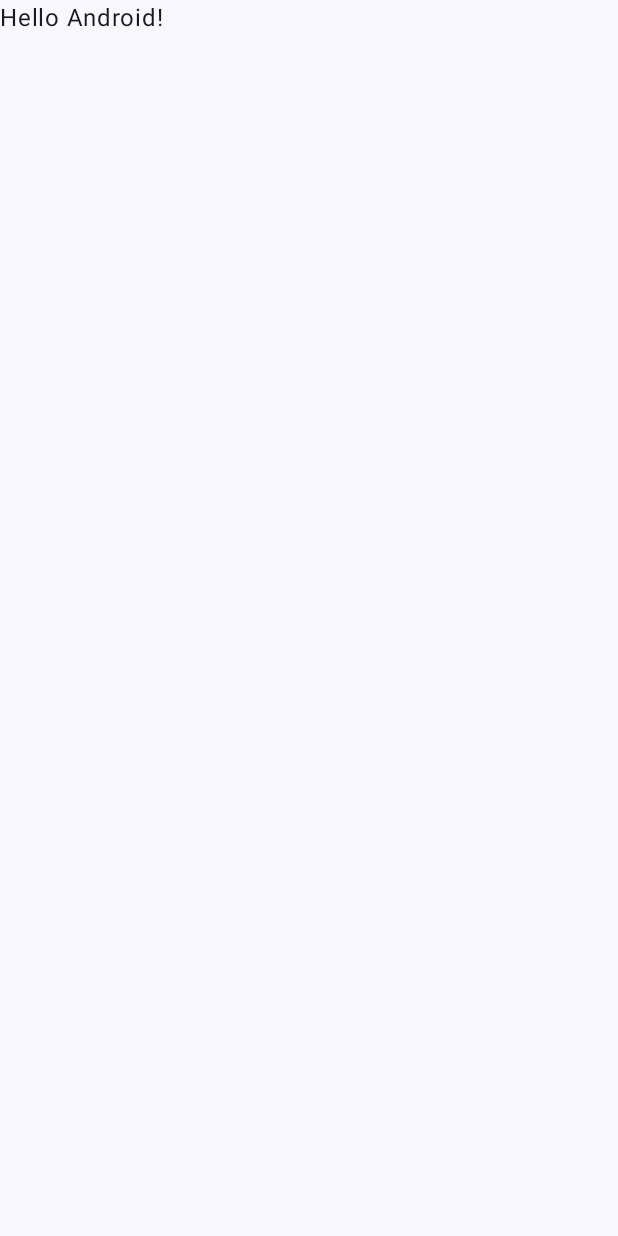
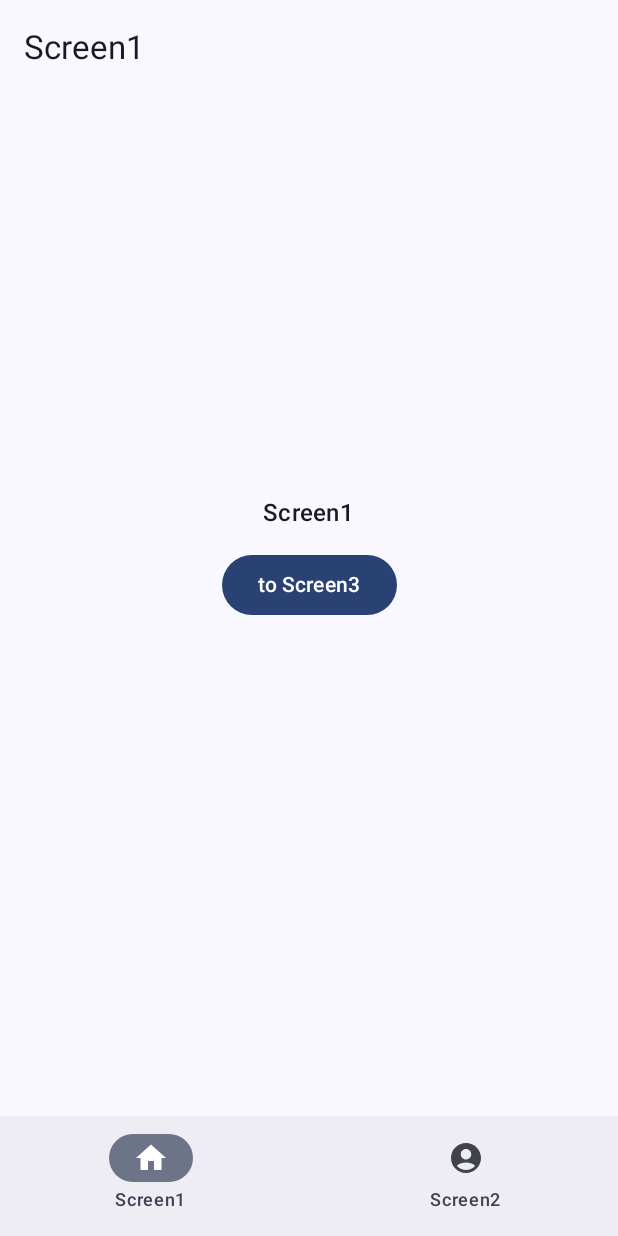
Before and after one commit to yuta0124/MetroSample, an Android app built with Jetpack Compose: the screen it shows after launch (MainActivity), on a phone screen of 412 x 824 dp. Before the commit the screen is almost empty. Run offline under Robolectric (Android 15) with nearby library versions, the phone set to English and light mode, and no system bars; our stand-ins replace Navigation 3.

Commit message:
ベース実装

```diff
--- a/app/build.gradle.kts
+++ b/app/build.gradle.kts
@@ -58,6 +58,7 @@ dependencies {
     implementation(libs.androidx.compose.ui.graphics)
     implementation(libs.androidx.compose.ui.tooling.preview)
     implementation(libs.androidx.compose.material3)
+    implementation(libs.androidx.compose.material.icons.core)
     testImplementation(libs.junit)
     androidTestImplementation(libs.androidx.junit)
     androidTestImplementation(libs.androidx.espresso.core)
--- a/app/src/main/java/com/example/metrosample/MainActivity.kt
+++ b/app/src/main/java/com/example/metrosample/MainActivity.kt
@@ -2,15 +2,31 @@ package com.example.metrosample
 
 import android.os.Bundle
 import androidx.activity.ComponentActivity
+import androidx.activity.compose.BackHandler
 import androidx.activity.compose.setContent
 import androidx.activity.enableEdgeToEdge
 import androidx.compose.foundation.layout.fillMaxSize
 import androidx.compose.foundation.layout.padding
 import androidx.compose.material3.Scaffold
-import androidx.compose.material3.Text
 import androidx.compose.runtime.Composable
+import androidx.compose.runtime.getValue
+import androidx.compose.runtime.mutableStateOf
+import androidx.compose.runtime.retain.retain
+import androidx.compose.runtime.setValue
 import androidx.compose.ui.Modifier
-import androidx.compose.ui.tooling.preview.Preview
+import androidx.lifecycle.viewmodel.navigation3.rememberViewModelStoreNavEntryDecorator
+import androidx.navigation3.runtime.NavBackStack
+import androidx.navigation3.runtime.NavKey
+import androidx.navigation3.runtime.entryProvider
+import androidx.navigation3.runtime.rememberNavBackStack
+import androidx.navigation3.runtime.rememberSaveableStateHolderNavEntryDecorator
+import androidx.navigation3.ui.NavDisplay
+import com.example.metrosample.bottomNavigation.BottomNavKey
+import com.example.metrosample.bottomNavigation.BottomNavigation
+import com.example.metrosample.screen.Screen3
+import com.example.metrosample.screen.screen1
+import com.example.metrosample.screen.screen2
+import com.example.metrosample.screen.screen3
 import com.example.metrosample.ui.theme.MetroSampleTheme
 
 class MainActivity : ComponentActivity() {
@@ -18,12 +34,109 @@ class MainActivity : ComponentActivity() {
         super.onCreate(savedInstanceState)
         enableEdgeToEdge()
         setContent {
+            val tab1BackStack = rememberNavBackStack(BottomNavKey.Screen1)
+            val tab2BackStack = rememberNavBackStack(BottomNavKey.Screen2)
+            var currentKey by retain {
+                mutableStateOf<BottomNavKey>(BottomNavKey.Screen1)
+            }
+            val currentBackStack = when (currentKey) {
+                BottomNavKey.Screen1 -> tab1BackStack
+                BottomNavKey.Screen2 -> tab2BackStack
+            }
+
+            val resetBackStack: (BottomNavKey) -> Unit = {
+                when (it) {
+                    BottomNavKey.Screen1 -> {
+                        if (tab1BackStack.size > 1) tab1BackStack.removeAll { key ->
+                            key != tab1BackStack.first()
+                        }
+                    }
+
+                    BottomNavKey.Screen2 -> {
+                        if (tab2BackStack.size > 1) tab2BackStack.removeAll { key ->
+                            key != tab2BackStack.first()
+                        }
+                    }
+                }
+            }
+
+            val addToBackStack: (NavKey) -> Unit = {
+                when (currentKey) {
+                    BottomNavKey.Screen1 -> tab1BackStack.add(it)
+                    BottomNavKey.Screen2 -> tab2BackStack.add(it)
+                }
+            }
+
+            val onBackPreseed: () -> Unit = {
+                onHandleBackPressed(
+                    currentBottomKey = currentKey,
+                    tab2BackStackSize = tab2BackStack.size,
+                    onSetTab1Key = {
+                        currentKey = BottomNavKey.Screen1
+                    },
+                    onPopTab1BackStack = {
+                        tab1BackStack.removeLastOrNull()
+                    },
+                    onPopTab2BackStack = {
+                        tab2BackStack.removeLastOrNull()
+                    },
+                )
+            }
+
             MetroSampleTheme {
-                Scaffold(modifier = Modifier.fillMaxSize()) { innerPadding ->
-                    Greeting(
-                        name = "Android",
-                        modifier = Modifier.padding(innerPadding)
+                Scaffold(
+                    modifier = Modifier.fillMaxSize(),
+                    bottomBar = {
+                        BottomNavigation(
+                            currentKey = currentKey,
+                            updateCurrentKey = { key ->
+                                currentKey = key
+                            },
+                            resetBackStack = resetBackStack,
+                        )
+                    }
+                ) { innerPadding ->
+                    App(
+                        modifier = Modifier.padding(bottom = innerPadding.calculateBottomPadding()),
+                        startBackStack = currentBackStack,
+                        addToBackStack = addToBackStack,
+                        onBackPreseed = onBackPreseed,
                     )
+                }
+            }
+
+            BackHandler(enabled = true) {
+                onHandleBackPressed(
+                    currentBottomKey = currentKey,
+                    tab2BackStackSize = tab2BackStack.size,
+                    onSetTab1Key = {
+                        currentKey = BottomNavKey.Screen1
+                    },
+                    onPopTab1BackStack = {
+                        tab1BackStack.removeLastOrNull()
+                    },
+                    onPopTab2BackStack = {
+                        tab2BackStack.removeLastOrNull()
+                    }
+                )
+            }
+        }
+    }
+
+    private fun onHandleBackPressed(
+        currentBottomKey: BottomNavKey,
+        tab2BackStackSize: Int,
+        onSetTab1Key: () -> Unit,
+        onPopTab1BackStack: () -> Unit,
+        onPopTab2BackStack: () -> Unit,
+    ) {
+        when (currentBottomKey) {
+            BottomNavKey.Screen1 -> onPopTab1BackStack()
+            BottomNavKey.Screen2 -> {
+                if (tab2BackStackSize > 1) {
+                    onPopTab2BackStack()
+                } else {
+                    onSetTab1Key()
                 }
             }
         }
@@ -31,17 +144,33 @@ class MainActivity : ComponentActivity() {
 }
 
 @Composable
-fun Greeting(name: String, modifier: Modifier = Modifier) {
-    Text(
-        text = "Hello $name!",
-        modifier = modifier
+private fun App(
+    startBackStack: NavBackStack<NavKey>,
+    addToBackStack: (NavKey) -> Unit,
+    onBackPreseed: () -> Unit,
+    modifier: Modifier = Modifier,
+) {
+    NavDisplay(
+        modifier = modifier.fillMaxSize(),
+        backStack = startBackStack,
+        entryDecorators = listOf(
+            rememberSaveableStateHolderNavEntryDecorator(),
+            rememberViewModelStoreNavEntryDecorator(),
+        ),
+        entryProvider = entryProvider {
+            screen1(
+                navigationToScreen3 = {
+                    addToBackStack(Screen3)
+                }
+            )
+            screen2(
+                navigateToScreen3 = {
+                    addToBackStack(Screen3)
+                }
+            )
+            screen3(
+                onBackPreseed = onBackPreseed,
+            )
+        }
     )
 }
-
-@Preview(showBackground = true)
-@Composable
-fun GreetingPreview() {
-    MetroSampleTheme {
-        Greeting("Android")
-    }
-}
--- /dev/null
+++ b/app/src/main/java/com/example/metrosample/bottomNavigation/BottomNavKey.kt
@@ -0,0 +1,48 @@
+package com.example.metrosample.bottomNavigation
+
+import androidx.compose.material.icons.Icons
+import androidx.compose.material.icons.filled.AccountCircle
+import androidx.compose.material.icons.filled.Home
+import androidx.compose.ui.graphics.vector.ImageVector
+import androidx.navigation3.runtime.NavKey
+import kotlinx.serialization.Serializable
+
+sealed interface BottomNavKey: NavKey {
+    val icon: ImageVector
+    val label: String
+
+    @Serializable
+    data object Screen1: BottomNavKey {
+        override val icon: ImageVector = Icons.Default.Home
+        override val label: String = "Screen1"
+    }
+
+    @Serializable
+    data object Screen2: BottomNavKey {
+        override val icon: ImageVector = Icons.Default.AccountCircle
+        override val label: String = "Screen2"
+    }
+
+    companion object {
+        val keys: List<BottomNavKey> = listOf(
+            Screen1,
+            Screen2,
+        )
+
+        /**
+         * NOTE:
+         *     sealed は標準で enum class の values の様なものがない。
+         *     そのため、新たに sub class を定義したときに values への追加を失念する場合がある。
+         *     これ防ぐために以下でコンパイルエラーが起きる様にしている。
+         *     コンパイルエラーが起きた場合は、values 及び init の修正を行うこと。
+         */
+        init {
+            keys.forEach { value ->
+                when(value) {
+                    Screen1 -> Unit
+                    Screen2 -> Unit
+                }
+            }
+        }
+    }
+}
--- /dev/null
+++ b/app/src/main/java/com/example/metrosample/bottomNavigation/BottomNavigation.kt
@@ -0,0 +1,38 @@
+package com.example.metrosample.bottomNavigation
+
+import androidx.compose.material3.Icon
+import androidx.compose.material3.NavigationBar
+import androidx.compose.material3.NavigationBarItem
+import androidx.compose.material3.Text
+import androidx.compose.runtime.Composable
+import androidx.compose.ui.Modifier
+
+@Composable
+fun BottomNavigation(
+    currentKey: BottomNavKey,
+    updateCurrentKey: (BottomNavKey) -> Unit,
+    resetBackStack: (BottomNavKey) -> Unit,
+    modifier: Modifier = Modifier,
+) {
+    NavigationBar(modifier = modifier) {
+        BottomNavKey.keys.forEach { key ->
+            NavigationBarItem(
+                selected = key == currentKey,
+                onClick = {
+                    if (key != currentKey) {
+                        updateCurrentKey(key)
+                    } else {
+                        resetBackStack(key)
+                    }
+                },
+                icon = {
+                    Icon(
+                        imageVector = key.icon,
+                        contentDescription = null,
+                    )
+                },
+                label = { Text(key.label) },
+            )
+        }
+    }
+}
--- /dev/null
+++ b/app/src/main/java/com/example/metrosample/screen/Screen1.kt
@@ -0,0 +1,53 @@
+package com.example.metrosample.screen
+
+import androidx.compose.foundation.layout.Arrangement
+import androidx.compose.foundation.layout.Column
+import androidx.compose.foundation.layout.Spacer
+import androidx.compose.foundation.layout.fillMaxSize
+import androidx.compose.foundation.layout.height
+import androidx.compose.material3.Button
+import androidx.compose.material3.MaterialTheme
+import androidx.compose.material3.Text
+import androidx.compose.runtime.Composable
+import androidx.compose.ui.Alignment
+import androidx.compose.ui.Modifier
+import androidx.compose.ui.unit.dp
+import androidx.navigation3.runtime.EntryProviderScope
+import androidx.navigation3.runtime.NavKey
+import com.example.metrosample.bottomNavigation.BottomNavKey
+import com.example.metrosample.screen.component.ScaffoldTopAppBar
+
+fun EntryProviderScope<NavKey>.screen1(
+    modifier: Modifier = Modifier,
+    navigationToScreen3: () -> Unit,
+) {
+    entry(BottomNavKey.Screen1) {
+        Screen1(
+            modifier = modifier,
+            navigationToScreen3 = navigationToScreen3,
+        )
+    }
+}
+
+@Composable
+private fun Screen1(
+    modifier: Modifier = Modifier,
+    navigationToScreen3: () -> Unit,
+) {
+    ScaffoldTopAppBar(title = "Screen1") {
+        Column(
+            modifier = modifier.fillMaxSize(),
+            verticalArrangement = Arrangement.Center,
+            horizontalAlignment = Alignment.CenterHorizontally,
+        ) {
+            Text(
+                text = "Screen1",
+                style = MaterialTheme.typography.titleMedium,
+            )
+            Spacer(modifier = Modifier.height(12.dp))
+            Button(onClick = navigationToScreen3) {
+                Text(text = "to Screen3")
+            }
+        }
+    }
+}
--- /dev/null
+++ b/app/src/main/java/com/example/metrosample/screen/Screen3.kt
@@ -0,0 +1,51 @@
+package com.example.metrosample.screen
+
+import androidx.compose.foundation.layout.Arrangement
+import androidx.compose.foundation.layout.Column
+import androidx.compose.foundation.layout.fillMaxSize
+import androidx.compose.material3.MaterialTheme
+import androidx.compose.material3.Text
+import androidx.compose.runtime.Composable
+import androidx.compose.ui.Alignment
+import androidx.compose.ui.Modifier
+import androidx.navigation3.runtime.EntryProviderScope
+import androidx.navigation3.runtime.NavKey
+import com.example.metrosample.screen.component.ScaffoldTopAppBar
+import kotlinx.serialization.Serializable
+
+@Serializable
+data object Screen3 : NavKey
+
+fun EntryProviderScope<NavKey>.screen3(
+    modifier: Modifier = Modifier,
+    onBackPreseed: () -> Unit,
+) {
+    entry(Screen3) {
+        Screen3(
+            modifier = modifier,
+            onBackPreseed = onBackPreseed,
+        )
+    }
+}
+
+@Composable
+private fun Screen3(
+    onBackPreseed: () -> Unit,
+    modifier: Modifier = Modifier,
+) {
+    ScaffoldTopAppBar(
+        title = "Screen3",
+        onBackPreseed = onBackPreseed,
+    ) {
+        Column(
+            modifier = modifier.fillMaxSize(),
+            verticalArrangement = Arrangement.Center,
+            horizontalAlignment = Alignment.CenterHorizontally,
+        ) {
+            Text(
+                text = "Screen3",
+                style = MaterialTheme.typography.titleMedium,
+            )
+        }
+    }
+}
--- /dev/null
+++ b/app/src/main/java/com/example/metrosample/screen/component/ScaffoldTopAppBar.kt
@@ -0,0 +1,42 @@
+package com.example.metrosample.screen.component
+
+import androidx.compose.material.icons.Icons
+import androidx.compose.material.icons.automirrored.filled.ArrowBack
+import androidx.compose.material3.ExperimentalMaterial3Api
+import androidx.compose.material3.Icon
+import androidx.compose.material3.IconButton
+import androidx.compose.material3.Scaffold
+import androidx.compose.material3.Text
+import androidx.compose.material3.TopAppBar
+import androidx.compose.runtime.Composable
+import androidx.compose.ui.Modifier
+
+@OptIn(ExperimentalMaterial3Api::class)
+@Composable
+fun ScaffoldTopAppBar(
+    title: String,
+    modifier: Modifier = Modifier,
+    onBackPreseed: (() -> Unit)? = null,
+    content: @Composable () -> Unit,
+) {
+    Scaffold(
+        modifier = modifier,
+        topBar = {
+            TopAppBar(
+                title = { Text(text = title) },
+                navigationIcon = {
+                    onBackPreseed?.let {
+                        IconButton(onClick = onBackPreseed) {
+                            Icon(
+                                imageVector = Icons.AutoMirrored.Filled.ArrowBack,
+                                contentDescription = null,
+                            )
+                        }
+                    }
+                }
+            )
+        }
+    ) {
+        content()
+    }
+}
--- a/gradle/libs.versions.toml
+++ b/gradle/libs.versions.toml
@@ -29,6 +29,7 @@ androidx-compose-ui-tooling-preview = { group = "androidx.compose.ui", name = "u
 androidx-compose-ui-test-manifest = { group = "androidx.compose.ui", name = "ui-test-manifest" }
 androidx-compose-ui-test-junit4 = { group = "androidx.compose.ui", name = "ui-test-junit4" }
 androidx-compose-material3 = { group = "androidx.compose.material3", name = "material3" }
+androidx-compose-material-icons-core = { group = "androidx.compose.material", name = "material-icons-core" }
 
 # Core Navigation 3 libraries
 androidx-navigation3-runtime = { module = "androidx.navigation3:navigation3-runtime", version.ref = "nav3Core" }
```
Also changed, not shown: app/src/main/java/com/example/metrosample/screen/Screen2.kt (added, +56 -0 lines).
